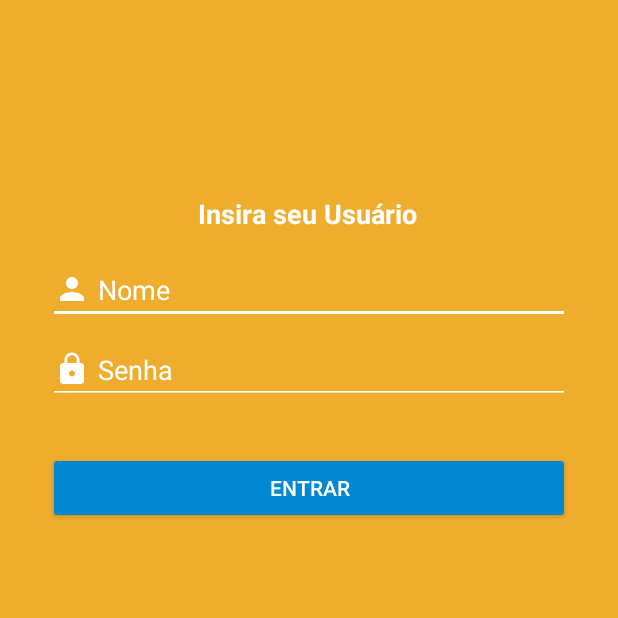
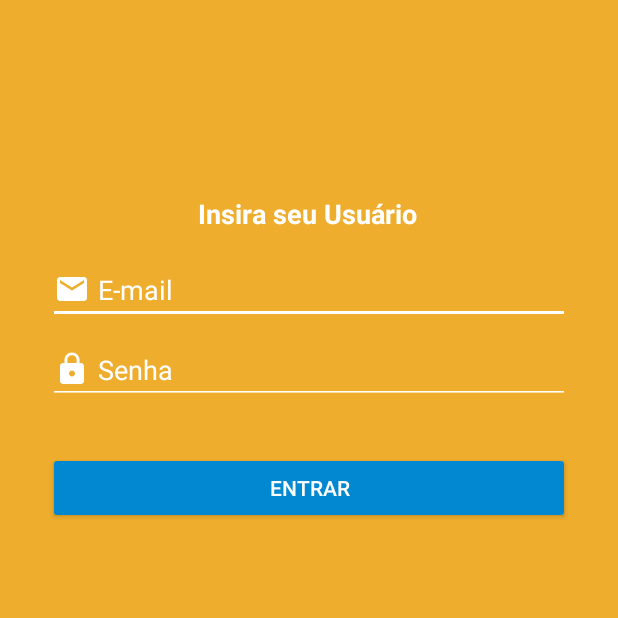
Before and after one commit to GuilDraco/My-Book, an Android app: the LoginActivity screen opened directly, with no data from a screen before it, on a phone screen of 412 x 824 dp, the top half of it. Run offline under Robolectric (Android 15) with nearby library versions, the phone set to English and light mode, and no system bars; our stand-ins replace Firebase (no records; nobody signed in at launch, a user with empty details on screens opened directly).

Commit message:
Implementando login caso tenha usuário cadastrado

```diff
--- a/app/build.gradle
+++ b/app/build.gradle
@@ -54,6 +54,7 @@ dependencies {
     implementation "androidx.core:core-ktx:1.2.0"
     implementation "org.jetbrains.kotlin:kotlin-stdlib-jdk7:$kotlin_version"
     implementation 'com.heinrichreimersoftware:material-intro:2.0.0'
+    implementation 'com.google.android.material:material:1.1.0'
 
 }
 
--- a/app/src/main/java/com/e/myebook/activity/BaseActivity.java
+++ b/app/src/main/java/com/e/myebook/activity/BaseActivity.java
@@ -50,4 +50,10 @@ public class BaseActivity extends AppCompatActivity {
         inflater.inflate(R.menu.menu_main,menu);
         return super.onCreateOptionsMenu(menu);
     }
+
+    @Override
+    public void onBackPressed() {
+        super.onBackPressed();
+        finish();
+    }
 }
--- /dev/null
+++ b/app/src/main/res/drawable/ic_person_outline_branco_24dp.xml
@@ -0,0 +1,5 @@
+<vector android:height="24dp" android:tint="#FFFFFF"
+    android:viewportHeight="24.0" android:viewportWidth="24.0"
+    android:width="24dp" xmlns:android="http://schemas.android.com/apk/res/android">
+    <path android:fillColor="#FF000000" android:pathData="M12,5.9c1.16,0 2.1,0.94 2.1,2.1s-0.94,2.1 -2.1,2.1S9.9,9.16 9.9,8s0.94,-2.1 2.1,-2.1m0,9c2.97,0 6.1,1.46 6.1,2.1v1.1L5.9,18.1L5.9,17c0,-0.64 3.13,-2.1 6.1,-2.1M12,4C9.79,4 8,5.79 8,8s1.79,4 4,4 4,-1.79 4,-4 -1.79,-4 -4,-4zM12,13c-2.67,0 -8,1.34 -8,4v3h16v-3c0,-2.66 -5.33,-4 -8,-4z"/>
+</vector>
--- a/app/src/main/res/layout/activity_login.xml
+++ b/app/src/main/res/layout/activity_login.xml
@@ -22,19 +22,19 @@
         app:layout_constraintTop_toTopOf="parent" />
 
     <EditText
-        android:id="@+id/editText"
+        android:id="@+id/editEmail"
         android:layout_width="0dp"
         android:layout_height="wrap_content"
         android:layout_marginStart="32dp"
         android:layout_marginTop="16dp"
         android:layout_marginEnd="32dp"
         android:autofillHints="2"
-        android:drawableStart="@drawable/ic_person_branco_24dp"
+        android:drawableStart="@drawable/ic_email_branco_24dp"
         android:drawablePadding="5dp"
         android:ems="10"
-        android:hint="@string/txt_nome_usuario"
+        android:hint="@string/txt_email_usuario"
         android:backgroundTint="@color/color_branco"
-        android:inputType="textPersonName"
+        android:inputType="textEmailAddress"
         android:textColorHint="@color/color_branco"
         android:textColor="@color/colorPrimary"
         app:layout_constraintEnd_toEndOf="parent"
@@ -42,7 +42,7 @@
         app:layout_constraintTop_toBottomOf="@+id/textView4" />
 
     <EditText
-        android:id="@+id/editText3"
+        android:id="@+id/editSenha"
         android:layout_width="0dp"
         android:layout_height="wrap_content"
         android:layout_marginStart="32dp"
@@ -54,12 +54,12 @@
         android:ems="10"
         android:hint="@string/txt_senha_usuario"
         android:backgroundTint="@color/color_branco"
-        android:inputType="textEmailAddress"
+        android:inputType="textPassword"
         android:textColorHint="@color/color_branco"
         android:textColor="@color/colorPrimary"
         app:layout_constraintEnd_toEndOf="parent"
         app:layout_constraintStart_toStartOf="parent"
-        app:layout_constraintTop_toBottomOf="@+id/editText" />
+        app:layout_constraintTop_toBottomOf="@+id/editEmail" />
 
     <Button
         android:id="@+id/btn_entrar"
@@ -73,5 +73,5 @@
         android:text="@string/txt_btn_entrar"
         app:layout_constraintEnd_toEndOf="parent"
         app:layout_constraintStart_toStartOf="parent"
-        app:layout_constraintTop_toBottomOf="@+id/editText3" />
+        app:layout_constraintTop_toBottomOf="@+id/editSenha" />
 </androidx.constraintlayout.widget.ConstraintLayout>
```
Also changed, not shown: app/src/main/java/com/e/myebook/activity/CadastroActivity.java (+4 -5 lines), app/src/main/java/com/e/myebook/activity/LoginActivity.java (+69 -2 lines), app/src/main/java/com/e/myebook/activity/MainActivity.java (+17 -1 lines).
